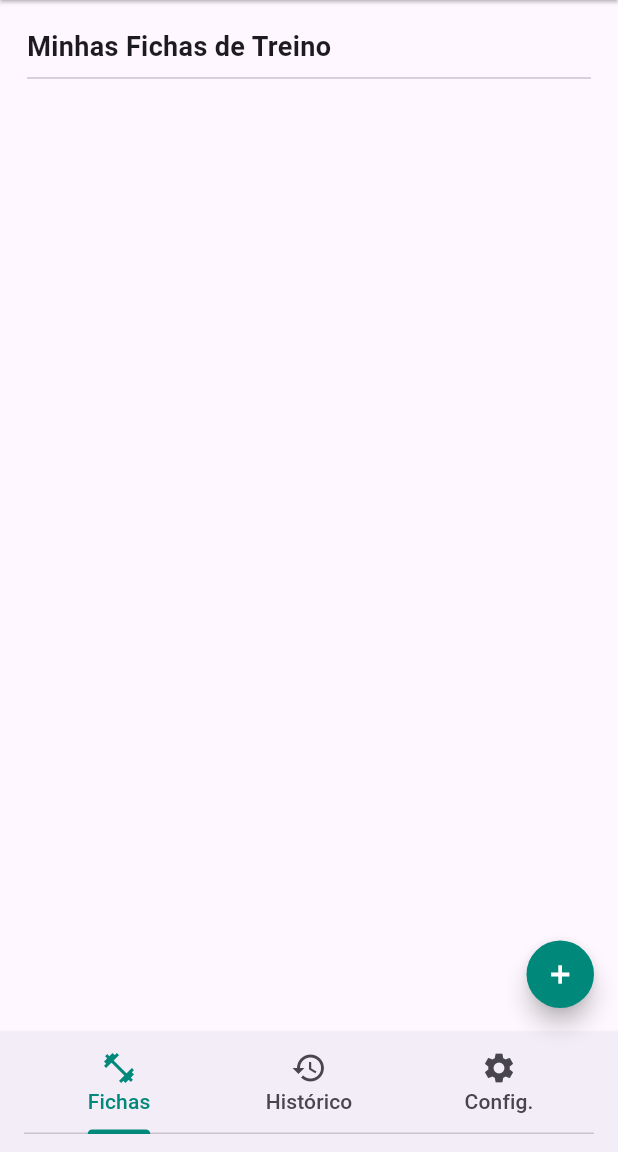
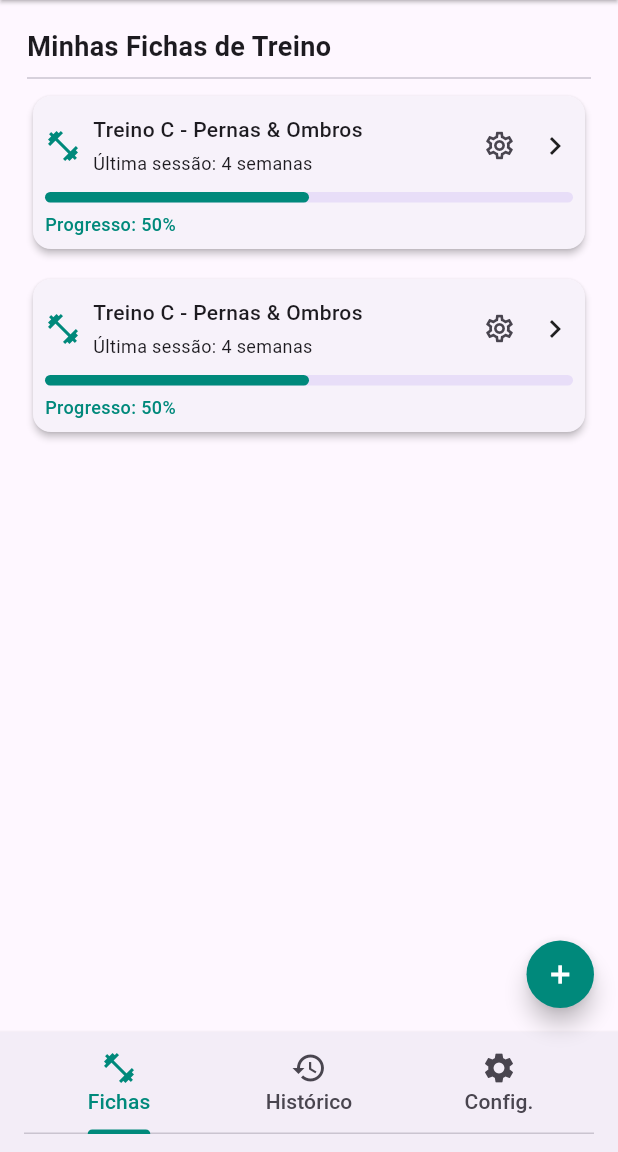
Before and after one commit to MatheusWDB/gym-note, a Flutter app: the screen it shows after launch, on a phone screen of 412 x 824 dp, the part 84-1236 px from its top. Run offline on Flutter 3.47's test engine with Material 3 defaults, Android fonts, the phone set to English and light mode, and no system bars.

Commit message:
feat: Criado widgets dos itens da lista de fichas de treino

```diff
--- a/frontend/lib/tabs/dashboard_tab.dart
+++ b/frontend/lib/tabs/dashboard_tab.dart
@@ -1,4 +1,5 @@
 import 'package:flutter/material.dart';
+import 'package:gym_note/widgets/workout_plan_widget.dart';
 
 class DashboardTab extends StatefulWidget {
   const DashboardTab({super.key});
@@ -8,8 +9,16 @@ class DashboardTab extends StatefulWidget {
 }
 
 class _DashboardTabState extends State<DashboardTab> {
+  List<Object> _workoutPlans = [Object(), Object()];
+
   @override
   Widget build(BuildContext context) {
-    return ListView.builder(itemBuilder: (context, index) => null);
+    return ListView.separated(
+      itemCount: _workoutPlans.length,
+      separatorBuilder: (BuildContext context, int index) =>
+          const SizedBox(height: 12.0),
+      itemBuilder: (context, index) =>
+          WorkoutPlanWidget(workoutPlan: _workoutPlans[0]),
+    );
   }
 }
--- /dev/null
+++ b/frontend/lib/widgets/workout_plan_widget.dart
@@ -0,0 +1,96 @@
+import 'package:flutter/material.dart';
+
+class WorkoutPlanWidget extends StatefulWidget {
+  final Object workoutPlan;
+  const WorkoutPlanWidget({super.key, required this.workoutPlan});
+
+  @override
+  State<WorkoutPlanWidget> createState() => _WorkoutPlanWidgetState();
+}
+
+class _WorkoutPlanWidgetState extends State<WorkoutPlanWidget> {
+  @override
+  Widget build(BuildContext context) {
+    Color primaryColor = Theme.of(context).primaryColor;
+
+    return Card(
+      elevation: 2.0,
+      child: InkWell(
+        borderRadius: BorderRadius.circular(12.0),
+        onTap: () {},
+        child: Padding(
+          padding: const EdgeInsets.all(8.0),
+          child: Column(
+            spacing: 6.0,
+            crossAxisAlignment: CrossAxisAlignment.stretch,
+            children: [
+              Row(
+                mainAxisAlignment: MainAxisAlignment.spaceBetween,
+                children: [
+                  Expanded(
+                    child: Row(
+                      spacing: 8.0,
+                      children: [
+                        Icon(Icons.fitness_center, color: primaryColor),
+                        Expanded(
+                          child: Column(
+                            spacing: 4.0,
+                            crossAxisAlignment: CrossAxisAlignment.start,
+                            children: [
+                              Text(
+                                "Treino C - Pernas & Ombros",
+                                maxLines: 1,
+                                overflow: TextOverflow.ellipsis,
+                                style: TextStyle(
+                                  fontSize: 14.0,
+                                  fontWeight: FontWeight.w500,
+                                ),
+                              ),
+                              Text(
+                                "Última sessão: 4 semanas",
+                                maxLines: 1,
+                                overflow: TextOverflow.ellipsis,
+                                style: TextStyle(fontSize: 12.0),
+                              ),
+                            ],
+                          ),
+                        ),
+                      ],
+                    ),
+                  ),
+                  Row(
+                    children: [
+                      IconButton(
+                        style: IconButton.styleFrom(
+                          overlayColor: primaryColor,
+                          minimumSize: const Size(50, 50),
+                        ),
+                        onPressed: () {},
+                        icon: Icon(Icons.settings_outlined, size: 22.0),
+                      ),
+                      Icon(Icons.chevron_right),
+                    ],
+                  ),
+                ],
+              ),
+              LinearProgressIndicator(
+                borderRadius: BorderRadius.circular(8.0),
+                color: primaryColor,
+                minHeight: 7.0,
+                value: .5,
+              ),
+              Text(
+                "Progresso: 50%",
+                style: TextStyle(
+                  fontSize: 12.0,
+                  color: primaryColor,
+                  fontWeight: FontWeight.w500,
+                ),
+              ),
+            ],
+          ),
+        ),
+      ),
+    );
+  }
+}
```
